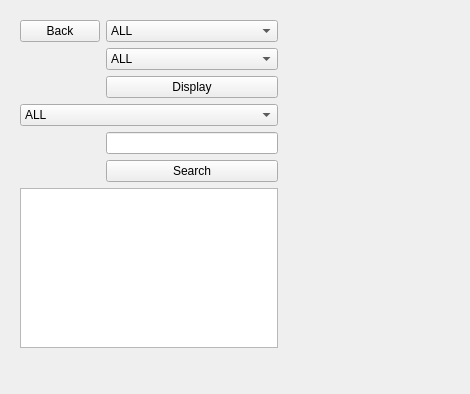
Before: the Qt Designer form CSE412_UI/State.ui in devi1X/CSE412_DatabaseProject, drawn with Qt 5.
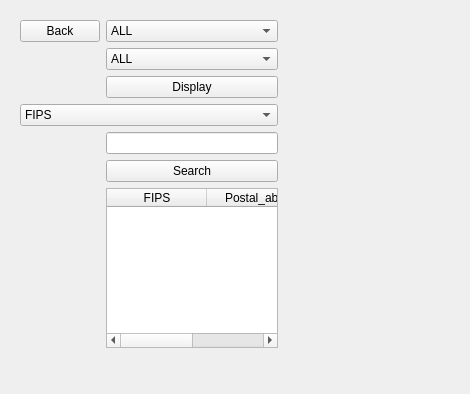
After: the same form once the commit is applied.

Commit message: search function works now, try to finish all UI function and add some new functions next step

```diff
--- a/CSE412_UI/State.ui
+++ b/CSE412_UI/State.ui
@@ -13,7 +13,7 @@
   <property name="windowTitle">
    <string>Form</string>
   </property>
-  <widget class="QWidget" name="">
+  <widget class="QWidget" name="layoutWidget">
    <property name="geometry">
     <rect>
      <x>20</x>
@@ -76,12 +76,7 @@
      </widget>
     </item>
     <item row="3" column="0" colspan="2">
-     <widget class="QComboBox" name="comboBox_3">
-      <item>
-       <property name="text">
-        <string>ALL</string>
-       </property>
-      </item>
+     <widget class="QComboBox" name="box3">
       <item>
        <property name="text">
         <string>FIPS</string>
@@ -104,8 +99,19 @@
       </property>
      </widget>
     </item>
-    <item row="6" column="0" colspan="2">
-     <widget class="QTableView" name="tableView"/>
+    <item row="6" column="1">
+     <widget class="QTableWidget" name="tableWidget">
+      <column>
+       <property name="text">
+        <string>FIPS</string>
+       </property>
+      </column>
+      <column>
+       <property name="text">
+        <string>Postal_abbr</string>
+       </property>
+      </column>
+     </widget>
     </item>
    </layout>
   </widget>
```
Left out of the diff: 8 changed lines with no effect on the pictures. The commit also changes 4 other files.
